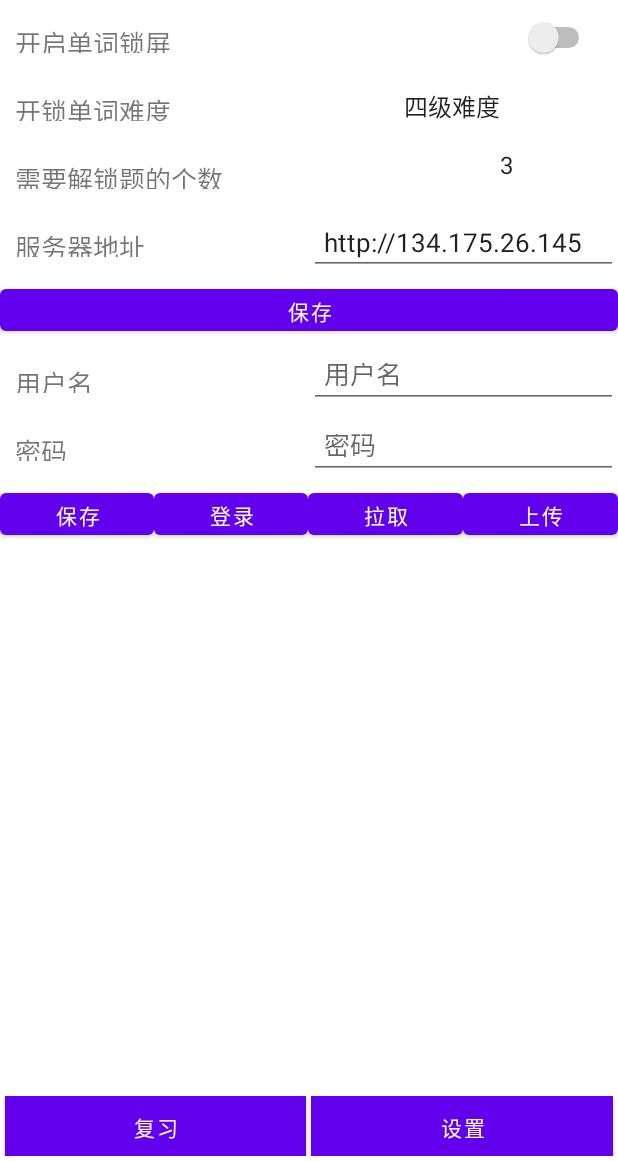
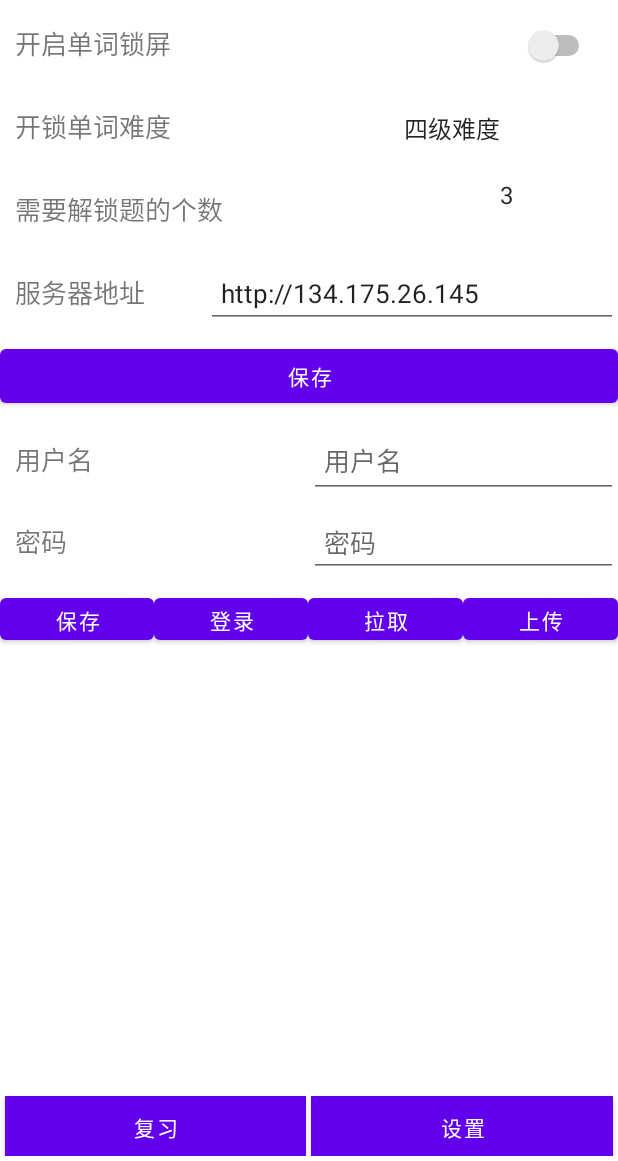
Before and after one commit to Kuludu/SmartRecite, an Android app: the fragment SettingFragment placed in its activity, on a phone screen of 412 x 824 dp, the part 75-1236 px from its top. Run offline under Robolectric (Android 15) with nearby library versions, the phone set to English and light mode, and no system bars; 2 statements that could not run were skipped.

Commit message:
Update SettingFragment

```diff
--- a/app/src/main/java/net/kuludu/smartrecite/SettingFragment.java
+++ b/app/src/main/java/net/kuludu/smartrecite/SettingFragment.java
@@ -116,17 +116,7 @@
 
         @Override
         public void onItemSelected(AdapterView<?> adapterView, View view, int i, long l) {
-            String content = adapterView.getItemAtPosition(i).toString();
-            switch (adapterView.getId()) {
-                case R.id.spinner_difficulty:
-                    Toast.makeText(getActivity(), "您选择了" + content, Toast.LENGTH_SHORT).show();
-                    break;
-                case R.id.spinner_all_number:
-                    Toast.makeText(getActivity(), "您设置了需要解锁题的个数为" + content + "个", Toast.LENGTH_SHORT).show();
-                    break;
-                default:
-                    break;
-            }
+
         }
 
         @Override
--- a/app/src/main/res/layout/frame_setting.xml
+++ b/app/src/main/res/layout/frame_setting.xml
@@ -1,12 +1,13 @@
 <?xml version="1.0" encoding="utf-8"?>
 <LinearLayout xmlns:android="http://schemas.android.com/apk/res/android"
+    xmlns:tools="http://schemas.android.com/tools"
     android:layout_width="match_parent"
     android:layout_height="match_parent"
     android:orientation="vertical">
 
     <LinearLayout
         android:layout_width="match_parent"
-        android:layout_height="40dp"
+        android:layout_height="50dp"
         android:layout_marginTop="5dp"
         android:background="@android:color/white"
         android:orientation="horizontal">
@@ -14,7 +15,6 @@
         <TextView
             android:layout_width="wrap_content"
             android:layout_height="wrap_content"
-            android:layout_weight="1"
             android:padding="10dp"
             android:text="@string/openApp"
             android:textSize="17sp" />
@@ -22,17 +22,17 @@
         <Switch
             android:id="@+id/on_lock_screen"
             android:layout_width="0dp"
-            android:layout_height="34dp"
+            android:layout_height="wrap_content"
             android:layout_gravity="center_vertical"
-            android:layout_marginStart="150dp"
             android:layout_marginEnd="15dp"
-            android:layout_weight="2" />
+            android:layout_weight="2"
+            tools:ignore="UseSwitchCompatOrMaterialXml" />
 
     </LinearLayout>
 
     <LinearLayout
         android:layout_width="match_parent"
-        android:layout_height="40dp"
+        android:layout_height="50dp"
         android:layout_marginTop="5dp"
         android:background="@android:color/white"
         android:orientation="horizontal">
@@ -58,7 +58,7 @@
 
     <LinearLayout
         android:layout_width="match_parent"
-        android:layout_height="40dp"
+        android:layout_height="50dp"
         android:layout_marginTop="5dp"
         android:background="@android:color/white"
         android:orientation="horizontal">
@@ -83,7 +83,7 @@
 
     <LinearLayout
         android:layout_width="match_parent"
-        android:layout_height="40dp"
+        android:layout_height="50dp"
         android:layout_marginTop="5dp"
         android:background="@android:color/white"
         android:orientation="horizontal">
@@ -100,7 +100,7 @@
             android:id="@+id/et_server_url"
             android:layout_width="0dp"
             android:layout_height="wrap_content"
-            android:layout_weight="8"
+            android:layout_weight="16"
             android:hint="请输入服务器地址"
             android:maxLines="1"
             android:padding="10dp"
@@ -110,7 +110,7 @@
 
     <LinearLayout
         android:layout_width="match_parent"
-        android:layout_height="40dp"
+        android:layout_height="50dp"
         android:layout_marginTop="5dp"
         android:background="@android:color/white"
         android:orientation="horizontal">
@@ -127,7 +127,7 @@
 
     <LinearLayout
         android:layout_width="match_parent"
-        android:layout_height="40dp"
+        android:layout_height="50dp"
         android:layout_marginTop="5dp"
         android:background="@android:color/white"
         android:orientation="horizontal">
@@ -154,7 +154,7 @@
 
     <LinearLayout
         android:layout_width="match_parent"
-        android:layout_height="40dp"
+        android:layout_height="50dp"
         android:layout_marginTop="5dp"
         android:background="@android:color/white"
         android:orientation="horizontal">
```
Also changed, not shown: 2 other files.
